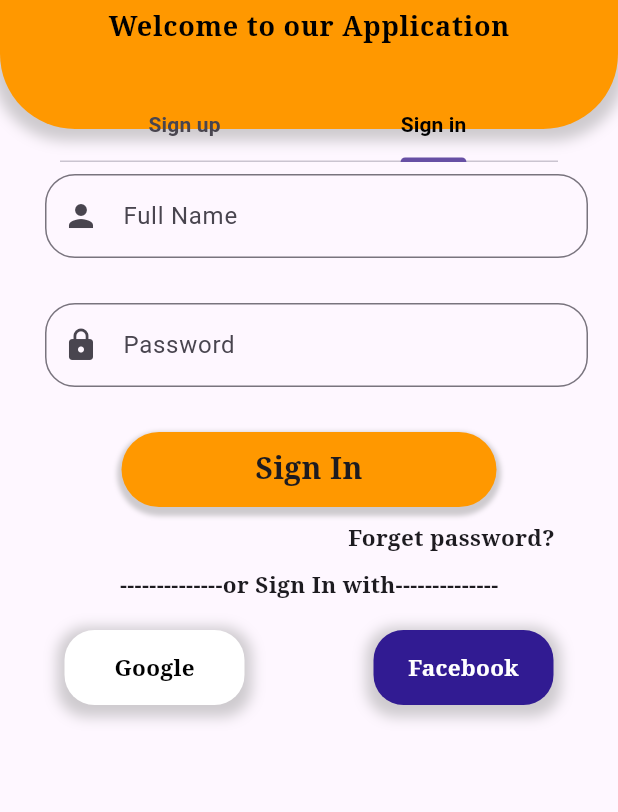
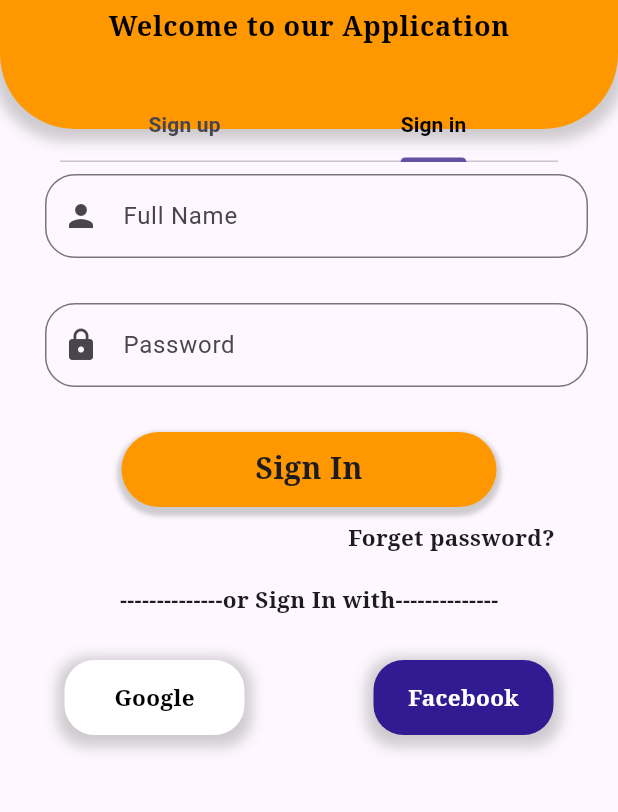
Before and after one commit to krishnarajkumar0610/grocery_app, a Flutter app: the screen it shows after launch, tab 2 chosen, on a phone screen of 412 x 824 dp, the part 291-1103 px from its top. Run offline on Flutter 3.47's test engine with Material 3 defaults, Android fonts, the phone set to English and light mode, and no system bars; our stand-ins replace flutter_bloc, google_fonts.

Commit message:
Grocery App

```diff
--- a/grocery_app/lib/screens/logins/sign_in.dart
+++ b/grocery_app/lib/screens/logins/sign_in.dart
@@ -78,14 +78,19 @@ class _SignInState extends State<SignIn> {
           ),
           Padding(
             padding: const EdgeInsets.only(left: 190.0, top: 10),
-            child: Text(
-              "Forget password?",
-              style: GoogleFonts.notoSerif(
-                  fontSize: 15, fontWeight: FontWeight.bold),
+            child: GestureDetector(
+              onTap: () {
+                print("Pressed forget password");
+              },
+              child: Text(
+                "Forget password?",
+                style: GoogleFonts.notoSerif(
+                    fontSize: 15, fontWeight: FontWeight.bold),
+              ),
             ),
           ),
           Padding(
-            padding: const EdgeInsets.only(top: 10.0),
+            padding: const EdgeInsets.only(top: 20.0),
             child: Text(
               "--------------or Sign In with--------------",
               style: GoogleFonts.notoSerif(
@@ -93,7 +98,7 @@ class _SignInState extends State<SignIn> {
             ),
           ),
           Padding(
-            padding: const EdgeInsets.only(top: 20.0),
+            padding: const EdgeInsets.only(top: 30.0),
             child: Row(
               mainAxisAlignment: MainAxisAlignment.spaceAround,
               children: [
```
